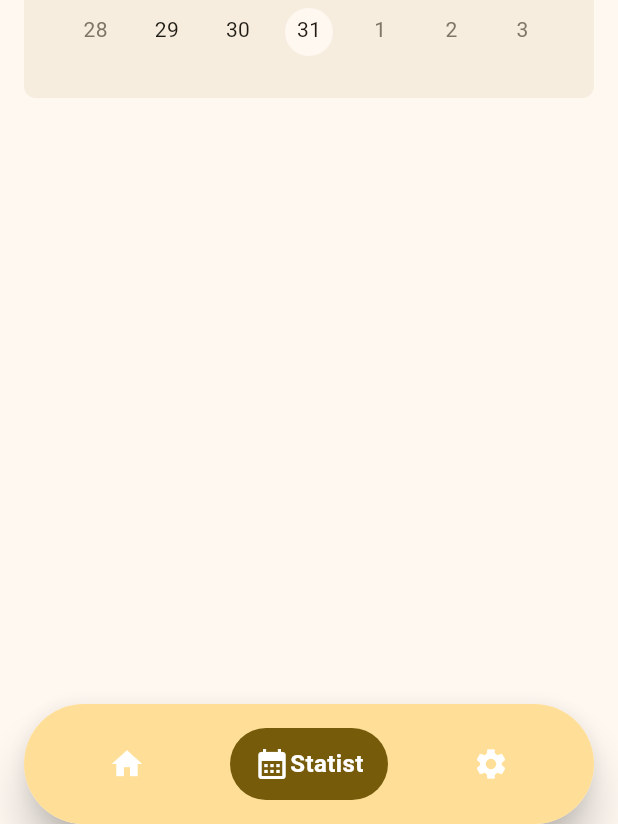
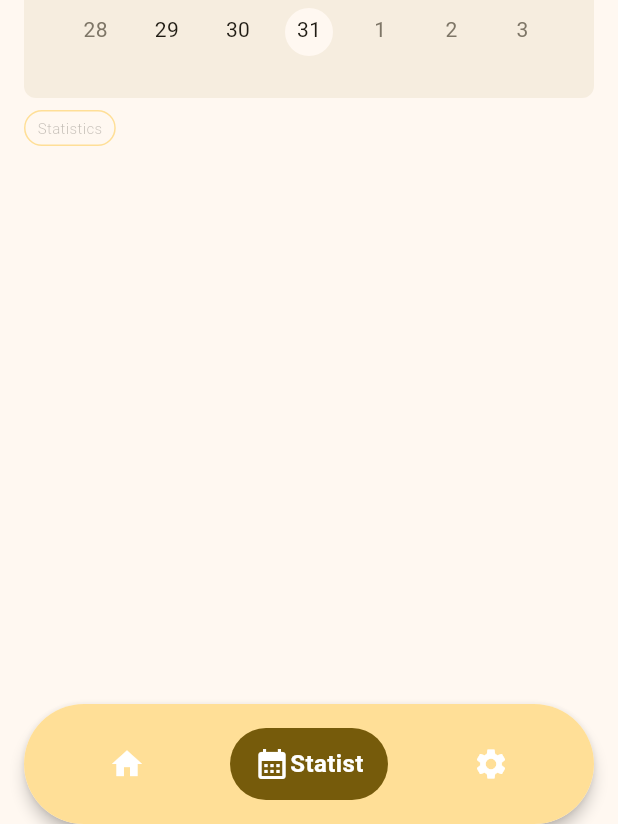
Before and after one commit to CalsRanna/punch_pal, a Flutter app: the screen it shows after launch, item 2 of the bottom bar chosen, after a tap on "Home", after a tap on "Statistic", on a phone screen of 412 x 824 dp. Shown: the part 412-1236 px from the top of the screen. Run offline on Flutter 3.47's test engine with Material 3 defaults, Android fonts, the phone set to English and light mode, and no system bars; our stand-ins replace flutter_riverpod, google_fonts, isar, riverpod_annotation; accounts and stored records are empty; generated files the repository leaves out were written again.

Commit message:
feat(statistic): add statistic page

```diff
--- a/lib/component/calendar.dart
+++ b/lib/component/calendar.dart
@@ -2,7 +2,17 @@ import 'package:flutter/material.dart';
 import 'package:punch_pal/util/calendar.dart';
 
 class PPCalendar extends StatefulWidget {
-  const PPCalendar({super.key});
+  final void Function(DateTime?)? onChanged;
+  final void Function()? onNext;
+  final void Function()? onPrevious;
+  final void Function()? onReset;
+  const PPCalendar({
+    super.key,
+    this.onChanged,
+    this.onNext,
+    this.onPrevious,
+    this.onReset,
+  });
 
   @override
   State<PPCalendar> createState() => _PPCalendarState();
@@ -18,8 +28,8 @@ class _PPCalendarState extends State<PPCalendar> {
       controller: controller,
       child: Container(
         decoration: BoxDecoration(
+          borderRadius: BorderRadius.circular(8),
           color: Theme.of(context).colorScheme.surfaceContainer,
-          borderRadius: BorderRadius.circular(8),
         ),
         padding: const EdgeInsets.all(24),
         child: Column(
@@ -46,7 +56,11 @@ class _PPCalendarState extends State<PPCalendar> {
     Widget buildWeek(List<DateTime> week) {
       final children = week.map((date) {
         return Expanded(
-          child: _Day(available: date.month == current.month, date: date),
+          child: _Day(
+            available: date.month == current.month,
+            date: date,
+            onChanged: widget.onChanged,
+          ),
         );
       }).toList();
       return Row(children: children);
@@ -68,18 +82,21 @@ class _PPCalendarState extends State<PPCalendar> {
     setState(() {
       current = DateTime(current.year, current.month + 1, 1);
     });
+    widget.onNext?.call();
   }
 
   void previousMonth() {
     setState(() {
       current = DateTime(current.year, current.month - 1, 1);
     });
+    widget.onPrevious?.call();
   }
 
   void resetMonth() {
     setState(() {
       current = DateTime.now();
     });
+    widget.onReset?.call();
   }
 }
 
@@ -116,9 +133,9 @@ class PPCalendarData extends InheritedWidget {
 
 class _Day extends StatelessWidget {
   final bool available;
-
   final DateTime date;
-  const _Day({this.available = true, required this.date});
+  final void Function(DateTime?)? onChanged;
+  const _Day({this.available = true, required this.date, this.onChanged});
 
   @override
   Widget build(BuildContext context) {
@@ -169,6 +186,7 @@ class _Day extends StatelessWidget {
     if (!available) return;
     final controller = PPCalendarData.of(context).controller;
     controller.select(date);
+    onChanged?.call(controller.active);
   }
 
   bool isWorkday(DateTime date) {
@@ -273,7 +291,7 @@ class _Title extends StatelessWidget {
   }
 
   String format() {
-    final first = ['Janary', 'February', 'March', 'April'];
+    final first = ['January', 'February', 'March', 'April'];
     final second = ['May', 'June', 'July', 'August'];
     final last = ['September', 'October', 'November', 'December'];
     final months = [...first, ...second, ...last];
--- a/lib/component/navigation_bar.dart
+++ b/lib/component/navigation_bar.dart
@@ -9,7 +9,7 @@ class PPNavigationBar extends StatelessWidget {
     final mediaQuery = MediaQuery.of(context);
     return Material(
       borderRadius: BorderRadius.circular(80),
-      elevation: 12,
+      elevation: 4,
       child: Container(
         decoration: BoxDecoration(
           borderRadius: BorderRadius.circular(80),
@@ -77,7 +77,7 @@ class PPNavigationBar extends StatelessWidget {
 
 class _Indicator extends StatelessWidget {
   final AlignmentGeometry alignment;
-  const _Indicator({super.key, required this.alignment});
+  const _Indicator({required this.alignment});
 
   @override
   Widget build(BuildContext context) {
@@ -105,12 +105,11 @@ class _Tile extends StatefulWidget {
   final void Function()? onTap;
 
   const _Tile({
-    Key? key,
     this.active = false,
     required this.icon,
     this.label,
     this.onTap,
-  }) : super(key: key);
+  });
 
   @override
   _TileState createState() => _TileState();
@@ -125,14 +124,9 @@ class _TileState extends State<_Tile> with TickerProviderStateMixin {
   @override
   void initState() {
     super.initState();
-    _containerController = AnimationController(
-      duration: const Duration(milliseconds: 300),
-      vsync: this,
-    );
-    _opacityController = AnimationController(
-      duration: const Duration(milliseconds: 300),
-      vsync: this,
-    );
+    const duration = Duration(milliseconds: 300);
+    _containerController = AnimationController(duration: duration, vsync: this);
+    _opacityController = AnimationController(duration: duration, vsync: this);
 
     _containerAnimation =
         Tween<double>(begin: 1, end: 0).animate(_containerController);
--- a/lib/page/home/punch.dart
+++ b/lib/page/home/punch.dart
@@ -36,14 +36,14 @@ class _PunchPageState extends State<PunchPage> {
                 _Avatar(),
               ],
             ),
-            const SizedBox(height: 64),
+            const SizedBox(height: 32),
             const _Time(),
             const Spacer(),
             const _Punch(),
             const Spacer(),
             Consumer(builder: (context, ref, child) {
               final punch = ref.watch(punchNotifierProvider).value;
-              return _Tip(punch: punch);
+              return _Conclusion(punch: punch);
             }),
             const SizedBox(height: 32),
             const SizedBox(height: 80),
@@ -55,61 +55,76 @@ class _PunchPageState extends State<PunchPage> {
   }
 }
 
-class _Tip extends StatelessWidget {
+class _Conclusion extends StatelessWidget {
   final Punch? punch;
-  const _Tip({super.key, this.punch});
+  const _Conclusion({this.punch});
 
   @override
   Widget build(BuildContext context) {
     return Row(
       mainAxisAlignment: MainAxisAlignment.spaceAround,
       children: [
-        Column(
-          children: [
-            Icon(Icons.update),
-            Text(getStartedAt()),
-            Text('Punch In')
-          ],
+        _Item(
+          icon: const Icon(Icons.update),
+          label: 'Punch In',
+          time: punch?.startedAt,
         ),
-        Column(
-          children: [
-            Icon(Icons.history),
-            Text(getEndedAt()),
-            Text('Punch Out')
-          ],
+        _Item(
+          icon: const Icon(Icons.history),
+          label: 'Punch Out',
+          time: punch?.endedAt,
         ),
-        Column(
-          children: [
-            Icon(Icons.schedule),
-            Text(getDuration()),
-            Text('Total Hours')
-          ],
+        _Item(
+          duration: getDuration(),
+          icon: const Icon(Icons.schedule),
+          label: 'Total Hours',
         ),
       ],
     );
   }
 
-  String getStartedAt() {
-    if (punch?.startedAt == null) return '--:--';
-    final date = DateTime.fromMillisecondsSinceEpoch(punch!.startedAt!);
-    return date.toString().substring(11, 16);
+  Duration? getDuration() {
+    if (punch?.startedAt == null) return null;
+    if (punch?.endedAt == null) {
+      final now = DateTime.now();
+      return now.difference(punch!.startedAt!);
+    }
+    return punch!.endedAt!.difference(punch!.startedAt!);
+  }
+}
+
+class _Item extends StatelessWidget {
+  final Duration? duration;
+  final Widget icon;
+  final String label;
+  final DateTime? time;
+  const _Item({
+    this.duration,
+    required this.icon,
+    required this.label,
+    this.time,
+  });
+
+  @override
+  Widget build(BuildContext context) {
+    final colorScheme = Theme.of(context).colorScheme;
+    final onSurface = colorScheme.onSurface;
+    final data = IconThemeData(color: onSurface, size: 44);
+    final style = TextStyle(color: onSurface, fontSize: 14);
+    return Column(
+      children: [
+        IconTheme(data: data, child: icon),
+        const SizedBox(height: 8),
+        Text(formatted(), style: style.copyWith(fontWeight: FontWeight.w600)),
+        Text(label, style: style.copyWith(fontSize: 12)),
+      ],
+    );
   }
 
-  String getEndedAt() {
-    if (punch?.endedAt == null) return '--:--';
-    final date = DateTime.fromMillisecondsSinceEpoch(punch!.endedAt!);
-    return date.toString().substring(11, 16);
-  }
-
-  String getDuration() {
-    if (punch?.startedAt == null) return '--:--';
-    final startedAt = DateTime.fromMillisecondsSinceEpoch(punch!.startedAt!);
-    if (punch?.endedAt == null) {
-      final now = DateTime.now();
-      return now.difference(startedAt).toShortString();
-    }
-    final endedAt = DateTime.fromMillisecondsSinceEpoch(punch!.endedAt!);
-    return endedAt.difference(startedAt).toShortString();
+  String formatted() {
+    if (time != null) return time.toString().substring(11, 16);
+    if (duration != null) return duration!.toShortString();
+    return '--:--';
   }
 }
 
@@ -133,11 +148,15 @@ class _Avatar extends StatelessWidget {
 
   @override
   Widget build(BuildContext context) {
-    return ClipOval(
-      child: Container(
+    return Container(
+      decoration: BoxDecoration(
         color: Theme.of(context).colorScheme.primary,
-        height: 64,
-        width: 64,
+        shape: BoxShape.circle,
+      ),
+      padding: const EdgeInsets.all(2),
+      child: const CircleAvatar(
+        backgroundImage: AssetImage('asset/image/avatar.png'),
+        radius: 32,
       ),
     );
   }
@@ -154,7 +173,8 @@ class _Punch extends StatelessWidget {
         onTap: () => handleTap(ref),
         child: Container(
           decoration: BoxDecoration(
-            border: Border.all(color: Theme.of(context).colorScheme.onPrimary),
+            border: Border.all(
+                color: Theme.of(context).colorScheme.outline.withOpacity(0.1)),
             color: Theme.of(context).colorScheme.surface,
             shape: BoxShape.circle,
           ),
@@ -318,7 +338,7 @@ class _TimeState extends State<_Time> {
 
   String weekday() {
     final day = DateTime.now().weekday;
-    final week = ['Sun', 'Mon', 'Tues', 'Wednes', 'Thurs', 'Fri', 'Satur'];
+    final week = ['Sun', 'Mon', 'Tue', 'Wed', 'Thu', 'Fri', 'Sat'];
     return '${week[day]}day';
   }
 }
--- a/lib/provider/punch.dart
+++ b/lib/provider/punch.dart
@@ -1,4 +1,6 @@
+import 'package:flutter/material.dart';
 import 'package:isar/isar.dart';
+import 'package:punch_pal/provider/calendar.dart';
 import 'package:punch_pal/schema/isar.dart';
 import 'package:punch_pal/schema/punch.dart';
 import 'package:riverpod_annotation/riverpod_annotation.dart';
@@ -9,16 +11,16 @@ part 'punch.g.dart';
 class PunchNotifier extends _$PunchNotifier {
   @override
   Future<Punch> build() async {
-    var punch = await isar.punches.filter().endedAtIsNull().findFirst();
-    if (punch != null) return punch;
-    final today = DateTime.now().toString().substring(0, 10);
-    punch = await isar.punches.filter().dateEqualTo(today).findFirst();
-    return punch ?? Punch();
+    final now = DateTime.now();
+    final today = DateTime(now.year, now.month, now.day);
+    final punch = await isar.punches.filter().dateEqualTo(today).findFirst();
+    return punch ?? Punch()
+      ..date = today;
   }
 
   Future<void> punchIn() async {
     final punch = await future;
-    punch.startedAt = DateTime.now().millisecondsSinceEpoch;
+    punch.startedAt = DateTime.now();
     isar.writeTxn(() async {
       isar.punches.put(punch);
     });
@@ -27,7 +29,7 @@ class PunchNotifier extends _$PunchNotifier {
 
   Future<void> punchOut() async {
     final punch = await future;
-    punch.endedAt = DateTime.now().millisecondsSinceEpoch;
+    punch.endedAt = DateTime.now();
     isar.writeTxn(() async {
       isar.punches.put(punch);
     });
@@ -47,12 +49,44 @@ class PunchNotifier extends _$PunchNotifier {
 @riverpod
 class PunchesNotifier extends _$PunchesNotifier {
   @override
-  Future<List<Punch>> build(int year, int month, [int? day]) async {
-    if (day != null) {
-      final date = DateTime(year, month, day).toString().substring(0, 10);
-      return await isar.punches.filter().dateEqualTo(date).findAll();
+  Future<List<Punch>> build() async {
+    final calendar = ref.watch(calendarNotifierProvider);
+    if (calendar.day != null) {
+      final date = calendar.date;
+      final punches = await isar.punches.filter().dateEqualTo(date).findAll();
+      if (punches.isNotEmpty) return punches;
+      return [Punch()..date = calendar.date];
     }
-    final date = DateTime(year, month).toString().substring(0, 7);
-    return await isar.punches.filter().dateStartsWith(date).findAll();
+    final start = calendar.date;
+    final end = DateTime(calendar.year, calendar.month + 1, 0);
+    return await isar.punches
+        .filter()
+        .dateBetween(start, end)
+        .sortByDateDesc()
+        .findAll();
+  }
+
+  Future<void> makeUpStartedAt(Punch punch, TimeOfDay time) async {
+    final year = punch.date!.year;
+    final month = punch.date!.month;
+    final day = punch.date!.day;
+    final startedAt = DateTime(year, month, day, time.hour, time.minute);
+    punch.startedAt = startedAt;
+    isar.writeTxn(() async {
+      isar.punches.put(punch);
+    });
+    ref.invalidateSelf();
+  }
+
+  Future<void> makeUpEndedAt(Punch punch, TimeOfDay time) async {
+    final year = punch.date!.year;
+    final month = punch.date!.month;
+    final day = punch.date!.day;
+    final endedAt = DateTime(year, month, day, time.hour, time.minute);
+    punch.endedAt = endedAt;
+    isar.writeTxn(() async {
+      isar.punches.put(punch);
+    });
+    ref.invalidateSelf();
   }
 }
--- a/lib/schema/punch.dart
+++ b/lib/schema/punch.dart
@@ -6,9 +6,15 @@ part 'punch.g.dart';
 @Name('punches')
 class Punch {
   Id? id;
-  String date = DateTime.now().toString().substring(0, 10);
+  DateTime? date;
   @Name('started_at')
-  int? startedAt;
+  DateTime? startedAt;
   @Name('ended_at')
-  int? endedAt;
+  DateTime? endedAt;
+
+  Punch copyWith({DateTime? startedAt, DateTime? endedAt}) {
+    return Punch()
+      ..startedAt = startedAt ?? this.startedAt
+      ..endedAt = endedAt ?? this.endedAt;
+  }
 }
--- /dev/null
+++ b/lib/util/datetime.dart
@@ -0,0 +1,6 @@
+extension DateTimeExtension on DateTime {
+  String formattedWeekday(int length) {
+    final week = ['Mon', 'Tue', 'Wed', 'Thu', 'Fri', 'Sat', 'Sun'];
+    return week[weekday - 1].substring(0, length.clamp(1, 3));
+  }
+}
```
Also changed, not shown: lib/page/statistic/statistic.dart (+194 -66 lines), lib/provider/calendar.dart (added, +54 -0 lines), pubspec.yaml (+4 -6 lines), asset/image/avatar.png (added), lib/provider/calendar.g.dart (added), lib/provider/punch.g.dart, lib/schema/punch.g.dart.
